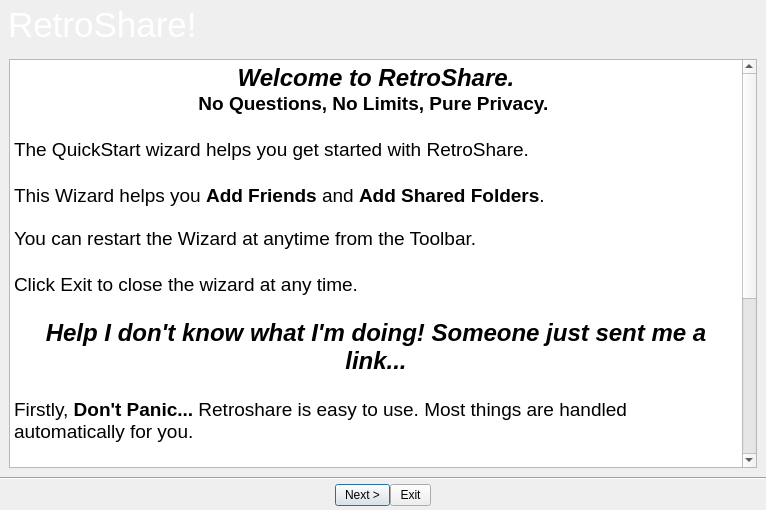
RetroShare/RetroShare, file retroshare-gui/src/gui/QuickStartWizard2.ui: the form before one commit.
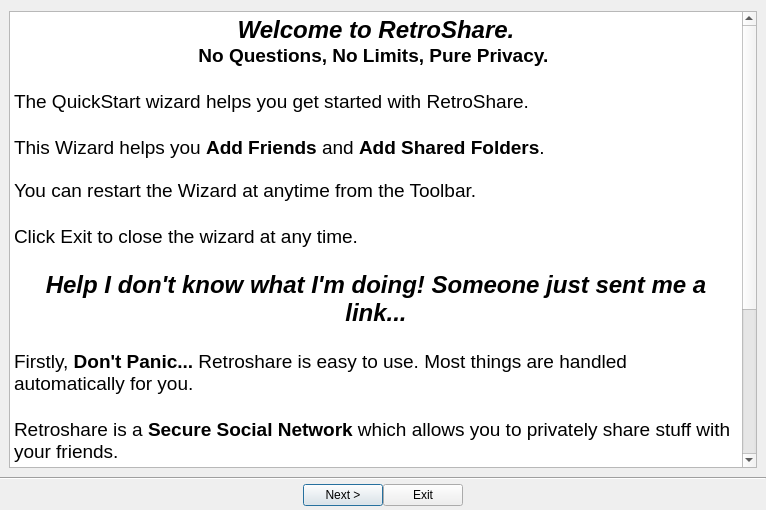
The form after the commit. The open tabs and pages were chosen to show the change. Icons and pictures are not drawn. Custom widgets are drawn as their Qt base class.

Diff of the .ui file:
```diff
--- a/retroshare-gui/src/gui/QuickStartWizard2.ui
+++ b/retroshare-gui/src/gui/QuickStartWizard2.ui
@@ -32,43 +32,6 @@
    <iconset resource="images.qrc">
     <normaloff>:/images/rstray3.png</normaloff>:/images/rstray3.png</iconset>
   </property>
-  <property name="styleSheet">
-   <string notr="true">QComboBox QAbstractItemView { 
-background-color:white;
-}
-
-QComboBox::down-arrow {
-image: url(:/images/combobox_arrow.png);
-}
-
-QComboBox:drop-down
-{
-subcontrol-origin: padding;
-subcontrol-position: top right;
-border-left-style: none; 
-border-top-right-radius: 1px;
-border-bottom-right-radius: 1px;
-}
-
-QToolButton, QPushButton, QComboBox { 
-border-image: url(:/images/btn_26.png) 4;
-border-width: 4;
-padding: 0px 6px;
-font-size: 12px;
-}
-
-QToolButton:hover, QPushButton:hover, QComboBox:hover { 
-border-image: url(:/images/btn_26_hover.png) 4;
-}
-
-QToolButton:disabled, QPushButton:disabled, QComboBox::disabled {
-color:gray;
-}
-
-QToolButton:pressed, QPushButton:pressed{
-border-image: url(:/images/btn_26_pressed.png) 4;
-}</string>
-  </property>
   <property name="modal">
    <bool>true</bool>
   </property>
@@ -80,29 +43,7 @@
     <number>0</number>
    </property>
    <item row="0" column="0">
-    <widget class="QFrame" name="frameCommonHeader">
-     <property name="minimumSize">
-      <size>
-       <width>0</width>
-       <height>50</height>
-      </size>
-     </property>
-     <property name="maximumSize">
-      <size>
-       <width>16777215</width>
-       <height>50</height>
-      </size>
-     </property>
-     <property name="styleSheet">
-      <string notr="true">background-image: url(:/images/connect/connectFriendBanner.png);
-</string>
-     </property>
-     <property name="frameShape">
-      <enum>QFrame::NoFrame</enum>
-     </property>
-     <property name="frameShadow">
-      <enum>QFrame::Raised</enum>
-     </property>
+    <widget class="HeaderFrame" name="headerFrame">
      <layout class="QGridLayout" name="gridLayout_23">
       <property name="margin">
        <number>1</number>
@@ -110,60 +51,15 @@
       <property name="spacing">
        <number>0</number>
       </property>
-      <item row="0" column="0">
-       <widget class="QLabel" name="labelCommonHeader">
-        <property name="maximumSize">
-         <size>
-          <width>48</width>
-          <height>48</height>
-         </size>
-        </property>
-        <property name="styleSheet">
-         <string notr="true">background-color: transparent;</string>
-        </property>
-        <property name="pixmap">
-         <pixmap resource="images.qrc">:/images/rs_wizard.png</pixmap>
-        </property>
-        <property name="scaledContents">
-         <bool>true</bool>
-        </property>
-       </widget>
-      </item>
-      <item row="0" column="1">
-       <widget class="QLabel" name="label">
-        <property name="sizePolicy">
-         <sizepolicy hsizetype="MinimumExpanding" vsizetype="Preferred">
-          <horstretch>0</horstretch>
-          <verstretch>0</verstretch>
-         </sizepolicy>
-        </property>
-        <property name="styleSheet">
-         <string notr="true">color: rgb(255, 255, 255);</string>
-        </property>
-        <property name="text">
-         <string>&lt;!DOCTYPE HTML PUBLIC &quot;-//W3C//DTD HTML 4.0//EN&quot; &quot;http://www.w3.org/TR/REC-html40/strict.dtd&quot;&gt;
-&lt;html&gt;&lt;head&gt;&lt;meta name=&quot;qrichtext&quot; content=&quot;1&quot; /&gt;&lt;style type=&quot;text/css&quot;&gt;
-p, li { white-space: pre-wrap; }
-&lt;/style&gt;&lt;/head&gt;&lt;body style=&quot; font-family:'MS Shell Dlg 2'; font-size:8.25pt; font-weight:400; font-style:normal;&quot;&gt;
-&lt;p style=&quot; margin-top:0px; margin-bottom:0px; margin-left:0px; margin-right:0px; -qt-block-indent:0; text-indent:0px;&quot;&gt;&lt;span style=&quot; font-size:26pt;&quot;&gt;RetroShare!&lt;/span&gt;&lt;/p&gt;&lt;/body&gt;&lt;/html&gt;</string>
-        </property>
-       </widget>
-      </item>
      </layout>
     </widget>
    </item>
    <item row="1" column="0">
     <widget class="QStackedWidget" name="pagesWizard">
-     <property name="styleSheet">
-      <string notr="true"/>
-     </property>
      <property name="currentIndex">
       <number>1</number>
      </property>
      <widget class="QWidget" name="pageWelcome">
-      <property name="styleSheet">
-       <string notr="true"/>
-      </property>
       <layout class="QGridLayout" name="gridLayout_2">
        <property name="margin">
         <number>0</number>
@@ -252,32 +148,32 @@
              <string>&lt;!DOCTYPE HTML PUBLIC &quot;-//W3C//DTD HTML 4.0//EN&quot; &quot;http://www.w3.org/TR/REC-html40/strict.dtd&quot;&gt;
 &lt;html&gt;&lt;head&gt;&lt;meta name=&quot;qrichtext&quot; content=&quot;1&quot; /&gt;&lt;style type=&quot;text/css&quot;&gt;
 p, li { white-space: pre-wrap; }
-&lt;/style&gt;&lt;/head&gt;&lt;body style=&quot; font-family:'Lucida Grande'; font-size:13pt; font-weight:400; font-style:normal;&quot;&gt;
-&lt;p align=&quot;center&quot; style=&quot; margin-top:0px; margin-bottom:0px; margin-left:0px; margin-right:0px; -qt-block-indent:0; text-indent:0px;&quot;&gt;&lt;span style=&quot; font-family:'MS Shell Dlg 2'; font-size:18pt; font-weight:600; font-style:italic;&quot;&gt;Welcome to RetroShare.&lt;/span&gt;&lt;/p&gt;
-&lt;p align=&quot;center&quot; style=&quot; margin-top:0px; margin-bottom:0px; margin-left:0px; margin-right:0px; -qt-block-indent:0; text-indent:0px;&quot;&gt;&lt;span style=&quot; font-family:'MS Shell Dlg 2'; font-size:14pt; font-weight:600;&quot;&gt;No Questions, No Limits, Pure Privacy. &lt;/span&gt;&lt;/p&gt;
-&lt;p style=&quot;-qt-paragraph-type:empty; margin-top:0px; margin-bottom:0px; margin-left:0px; margin-right:0px; -qt-block-indent:0; text-indent:0px; font-family:'MS Shell Dlg 2'; font-size:14pt;&quot;&gt;&lt;/p&gt;
-&lt;p style=&quot; margin-top:0px; margin-bottom:0px; margin-left:0px; margin-right:0px; -qt-block-indent:0; text-indent:0px;&quot;&gt;&lt;span style=&quot; font-family:'MS Shell Dlg 2'; font-size:14pt;&quot;&gt;The QuickStart wizard helps you get started with RetroShare.&lt;/span&gt;&lt;/p&gt;
-&lt;p style=&quot;-qt-paragraph-type:empty; margin-top:0px; margin-bottom:0px; margin-left:0px; margin-right:0px; -qt-block-indent:0; text-indent:0px; font-family:'MS Shell Dlg 2'; font-size:14pt;&quot;&gt;&lt;/p&gt;
-&lt;p style=&quot; margin-top:0px; margin-bottom:0px; margin-left:0px; margin-right:0px; -qt-block-indent:0; text-indent:0px;&quot;&gt;&lt;span style=&quot; font-family:'MS Shell Dlg 2'; font-size:14pt;&quot;&gt;This Wizard helps you &lt;/span&gt;&lt;span style=&quot; font-family:'MS Shell Dlg 2'; font-size:14pt; font-weight:600;&quot;&gt;Add Friends&lt;/span&gt;&lt;span style=&quot; font-family:'MS Shell Dlg 2'; font-size:14pt;&quot;&gt; and &lt;/span&gt;&lt;span style=&quot; font-family:'MS Shell Dlg 2'; font-size:14pt; font-weight:600;&quot;&gt;Add Shared Folders&lt;/span&gt;&lt;span style=&quot; font-family:'MS Shell Dlg 2'; font-size:14pt;&quot;&gt;.&lt;/span&gt;&lt;/p&gt;
-&lt;p style=&quot;-qt-paragraph-type:empty; margin-top:0px; margin-bottom:0px; margin-left:0px; margin-right:0px; -qt-block-indent:0; text-indent:0px;&quot;&gt;&lt;/p&gt;
-&lt;p style=&quot; margin-top:0px; margin-bottom:0px; margin-left:0px; margin-right:0px; -qt-block-indent:0; text-indent:0px;&quot;&gt;&lt;span style=&quot; font-family:'MS Shell Dlg 2'; font-size:14pt;&quot;&gt;You can restart the Wizard at anytime from the Toolbar.&lt;/span&gt;&lt;/p&gt;
-&lt;p style=&quot;-qt-paragraph-type:empty; margin-top:0px; margin-bottom:0px; margin-left:0px; margin-right:0px; -qt-block-indent:0; text-indent:0px; font-family:'MS Shell Dlg 2'; font-size:14pt;&quot;&gt;&lt;/p&gt;
-&lt;p style=&quot; margin-top:0px; margin-bottom:0px; margin-left:0px; margin-right:0px; -qt-block-indent:0; text-indent:0px;&quot;&gt;&lt;span style=&quot; font-family:'MS Shell Dlg 2'; font-size:14pt;&quot;&gt;Click Exit to close the wizard at any time.&lt;/span&gt;&lt;/p&gt;
-&lt;p style=&quot;-qt-paragraph-type:empty; margin-top:0px; margin-bottom:0px; margin-left:0px; margin-right:0px; -qt-block-indent:0; text-indent:0px; font-family:'MS Shell Dlg 2'; font-size:14pt;&quot;&gt;&lt;/p&gt;
-&lt;p align=&quot;center&quot; style=&quot; margin-top:0px; margin-bottom:0px; margin-left:0px; margin-right:0px; -qt-block-indent:0; text-indent:0px;&quot;&gt;&lt;span style=&quot; font-family:'MS Shell Dlg 2'; font-size:18pt; font-weight:600; font-style:italic;&quot;&gt;Help I don't know what I'm doing! Someone just sent me a link...&lt;/span&gt;&lt;/p&gt;
-&lt;p style=&quot;-qt-paragraph-type:empty; margin-top:0px; margin-bottom:0px; margin-left:0px; margin-right:0px; -qt-block-indent:0; text-indent:0px; font-family:'MS Shell Dlg 2'; font-size:14pt;&quot;&gt;&lt;/p&gt;
-&lt;p style=&quot; margin-top:0px; margin-bottom:0px; margin-left:0px; margin-right:0px; -qt-block-indent:0; text-indent:0px;&quot;&gt;&lt;span style=&quot; font-family:'MS Shell Dlg 2'; font-size:14pt;&quot;&gt;Firstly, &lt;/span&gt;&lt;span style=&quot; font-family:'MS Shell Dlg 2'; font-size:14pt; font-weight:600;&quot;&gt;Don't Panic... &lt;/span&gt;&lt;span style=&quot; font-family:'MS Shell Dlg 2'; font-size:14pt;&quot;&gt;Retroshare is easy to use. Most things are handled automatically for you.&lt;/span&gt;&lt;/p&gt;
-&lt;p style=&quot;-qt-paragraph-type:empty; margin-top:0px; margin-bottom:0px; margin-left:0px; margin-right:0px; -qt-block-indent:0; text-indent:0px; font-family:'MS Shell Dlg 2'; font-size:14pt;&quot;&gt;&lt;/p&gt;
-&lt;p style=&quot; margin-top:0px; margin-bottom:0px; margin-left:0px; margin-right:0px; -qt-block-indent:0; text-indent:0px;&quot;&gt;&lt;span style=&quot; font-family:'MS Shell Dlg 2'; font-size:14pt;&quot;&gt;Retroshare is a &lt;/span&gt;&lt;span style=&quot; font-family:'MS Shell Dlg 2'; font-size:14pt; font-weight:600;&quot;&gt;Secure Social Network&lt;/span&gt;&lt;span style=&quot; font-family:'MS Shell Dlg 2'; font-size:14pt;&quot;&gt; which allows you to privately share stuff with your friends. &lt;/span&gt;&lt;/p&gt;
-&lt;p align=&quot;center&quot; style=&quot;-qt-paragraph-type:empty; margin-top:0px; margin-bottom:0px; margin-left:0px; margin-right:0px; -qt-block-indent:0; text-indent:0px; font-family:'MS Shell Dlg 2'; font-size:14pt;&quot;&gt;&lt;/p&gt;
-&lt;p style=&quot; margin-top:0px; margin-bottom:0px; margin-left:0px; margin-right:0px; -qt-block-indent:0; text-indent:0px;&quot;&gt;&lt;span style=&quot; font-family:'MS Shell Dlg 2'; font-size:14pt;&quot;&gt;Follow the Instructions on each page of this wizard to setup Retroshare. (Click the &amp;quot;Next&amp;quot; Button!)&lt;/span&gt;&lt;/p&gt;
-&lt;p style=&quot;-qt-paragraph-type:empty; margin-top:0px; margin-bottom:0px; margin-left:0px; margin-right:0px; -qt-block-indent:0; text-indent:0px; font-family:'MS Shell Dlg 2'; font-size:14pt;&quot;&gt;&lt;/p&gt;
-&lt;p style=&quot;-qt-paragraph-type:empty; margin-top:0px; margin-bottom:0px; margin-left:0px; margin-right:0px; -qt-block-indent:0; text-indent:0px; font-family:'MS Shell Dlg 2'; font-size:14pt;&quot;&gt;&lt;/p&gt;
-&lt;p align=&quot;center&quot; style=&quot; margin-top:0px; margin-bottom:0px; margin-left:0px; margin-right:0px; -qt-block-indent:0; text-indent:0px;&quot;&gt;&lt;span style=&quot; font-family:'MS Shell Dlg 2'; font-size:18pt; font-weight:600; font-style:italic;&quot;&gt;Retroshare References&lt;/span&gt;&lt;/p&gt;
-&lt;p align=&quot;center&quot; style=&quot;-qt-paragraph-type:empty; margin-top:0px; margin-bottom:0px; margin-left:0px; margin-right:0px; -qt-block-indent:0; text-indent:0px; font-family:'MS Shell Dlg 2'; font-size:14pt; font-style:italic;&quot;&gt;&lt;/p&gt;
-&lt;p style=&quot; margin-top:0px; margin-bottom:0px; margin-left:0px; margin-right:0px; -qt-block-indent:0; text-indent:0px;&quot;&gt;&lt;span style=&quot; font-family:'MS Shell Dlg 2'; font-size:14pt;&quot;&gt;You will find more information about Retroshare on the Following Webpages:&lt;/span&gt;&lt;/p&gt;
-&lt;p style=&quot;-qt-paragraph-type:empty; margin-top:0px; margin-bottom:0px; margin-left:0px; margin-right:0px; -qt-block-indent:0; text-indent:0px; font-family:'MS Shell Dlg 2'; font-size:14pt;&quot;&gt;&lt;/p&gt;
-&lt;p align=&quot;center&quot; style=&quot; margin-top:0px; margin-bottom:0px; margin-left:0px; margin-right:0px; -qt-block-indent:0; text-indent:0px;&quot;&gt;&lt;a href=&quot;http://www.retroshare.org&quot;&gt;&lt;span style=&quot; text-decoration: underline; color:#0000ff;&quot;&gt;Retroshare Offical Website&lt;/span&gt;&lt;/a&gt;&lt;/p&gt;&lt;/body&gt;&lt;/html&gt;</string>
+&lt;/style&gt;&lt;/head&gt;&lt;body style=&quot; font-family:'MS Shell Dlg 2'; font-size:8.25pt; font-weight:400; font-style:normal;&quot;&gt;
+&lt;p align=&quot;center&quot; style=&quot; margin-top:0px; margin-bottom:0px; margin-left:0px; margin-right:0px; -qt-block-indent:0; text-indent:0px;&quot;&gt;&lt;span style=&quot; font-size:18pt; font-weight:600; font-style:italic;&quot;&gt;Welcome to RetroShare.&lt;/span&gt;&lt;/p&gt;
+&lt;p align=&quot;center&quot; style=&quot; margin-top:0px; margin-bottom:0px; margin-left:0px; margin-right:0px; -qt-block-indent:0; text-indent:0px;&quot;&gt;&lt;span style=&quot; font-size:14pt; font-weight:600;&quot;&gt;No Questions, No Limits, Pure Privacy. &lt;/span&gt;&lt;/p&gt;
+&lt;p style=&quot;-qt-paragraph-type:empty; margin-top:0px; margin-bottom:0px; margin-left:0px; margin-right:0px; -qt-block-indent:0; text-indent:0px; font-size:14pt;&quot;&gt;&lt;/p&gt;
+&lt;p style=&quot; margin-top:0px; margin-bottom:0px; margin-left:0px; margin-right:0px; -qt-block-indent:0; text-indent:0px;&quot;&gt;&lt;span style=&quot; font-size:14pt;&quot;&gt;The QuickStart wizard helps you get started with RetroShare.&lt;/span&gt;&lt;/p&gt;
+&lt;p style=&quot;-qt-paragraph-type:empty; margin-top:0px; margin-bottom:0px; margin-left:0px; margin-right:0px; -qt-block-indent:0; text-indent:0px; font-size:14pt;&quot;&gt;&lt;/p&gt;
+&lt;p style=&quot; margin-top:0px; margin-bottom:0px; margin-left:0px; margin-right:0px; -qt-block-indent:0; text-indent:0px;&quot;&gt;&lt;span style=&quot; font-size:14pt;&quot;&gt;This Wizard helps you &lt;/span&gt;&lt;span style=&quot; font-size:14pt; font-weight:600;&quot;&gt;Add Friends&lt;/span&gt;&lt;span style=&quot; font-size:14pt;&quot;&gt; and &lt;/span&gt;&lt;span style=&quot; font-size:14pt; font-weight:600;&quot;&gt;Add Shared Folders&lt;/span&gt;&lt;span style=&quot; font-size:14pt;&quot;&gt;.&lt;/span&gt;&lt;/p&gt;
+&lt;p style=&quot;-qt-paragraph-type:empty; margin-top:0px; margin-bottom:0px; margin-left:0px; margin-right:0px; -qt-block-indent:0; text-indent:0px; font-family:'Lucida Grande'; font-size:13pt;&quot;&gt;&lt;/p&gt;
+&lt;p style=&quot; margin-top:0px; margin-bottom:0px; margin-left:0px; margin-right:0px; -qt-block-indent:0; text-indent:0px;&quot;&gt;&lt;span style=&quot; font-size:14pt;&quot;&gt;You can restart the Wizard at anytime from the Toolbar.&lt;/span&gt;&lt;/p&gt;
+&lt;p style=&quot;-qt-paragraph-type:empty; margin-top:0px; margin-bottom:0px; margin-left:0px; margin-right:0px; -qt-block-indent:0; text-indent:0px; font-size:14pt;&quot;&gt;&lt;/p&gt;
+&lt;p style=&quot; margin-top:0px; margin-bottom:0px; margin-left:0px; margin-right:0px; -qt-block-indent:0; text-indent:0px;&quot;&gt;&lt;span style=&quot; font-size:14pt;&quot;&gt;Click Exit to close the wizard at any time.&lt;/span&gt;&lt;/p&gt;
+&lt;p style=&quot;-qt-paragraph-type:empty; margin-top:0px; margin-bottom:0px; margin-left:0px; margin-right:0px; -qt-block-indent:0; text-indent:0px; font-size:14pt;&quot;&gt;&lt;/p&gt;
+&lt;p align=&quot;center&quot; style=&quot; margin-top:0px; margin-bottom:0px; margin-left:0px; margin-right:0px; -qt-block-indent:0; text-indent:0px;&quot;&gt;&lt;span style=&quot; font-size:18pt; font-weight:600; font-style:italic;&quot;&gt;Help I don't know what I'm doing! Someone just sent me a link...&lt;/span&gt;&lt;/p&gt;
+&lt;p style=&quot;-qt-paragraph-type:empty; margin-top:0px; margin-bottom:0px; margin-left:0px; margin-right:0px; -qt-block-indent:0; text-indent:0px; font-size:14pt;&quot;&gt;&lt;/p&gt;
+&lt;p style=&quot; margin-top:0px; margin-bottom:0px; margin-left:0px; margin-right:0px; -qt-block-indent:0; text-indent:0px;&quot;&gt;&lt;span style=&quot; font-size:14pt;&quot;&gt;Firstly, &lt;/span&gt;&lt;span style=&quot; font-size:14pt; font-weight:600;&quot;&gt;Don't Panic... &lt;/span&gt;&lt;span style=&quot; font-size:14pt;&quot;&gt;Retroshare is easy to use. Most things are handled automatically for you.&lt;/span&gt;&lt;/p&gt;
+&lt;p style=&quot;-qt-paragraph-type:empty; margin-top:0px; margin-bottom:0px; margin-left:0px; margin-right:0px; -qt-block-indent:0; text-indent:0px; font-size:14pt;&quot;&gt;&lt;/p&gt;
+&lt;p style=&quot; margin-top:0px; margin-bottom:0px; margin-left:0px; margin-right:0px; -qt-block-indent:0; text-indent:0px;&quot;&gt;&lt;span style=&quot; font-size:14pt;&quot;&gt;Retroshare is a &lt;/span&gt;&lt;span style=&quot; font-size:14pt; font-weight:600;&quot;&gt;Secure Social Network&lt;/span&gt;&lt;span style=&quot; font-size:14pt;&quot;&gt; which allows you to privately share stuff with your friends. &lt;/span&gt;&lt;/p&gt;
+&lt;p align=&quot;center&quot; style=&quot;-qt-paragraph-type:empty; margin-top:0px; margin-bottom:0px; margin-left:0px; margin-right:0px; -qt-block-indent:0; text-indent:0px; font-size:14pt;&quot;&gt;&lt;/p&gt;
+&lt;p style=&quot; margin-top:0px; margin-bottom:0px; margin-left:0px; margin-right:0px; -qt-block-indent:0; text-indent:0px;&quot;&gt;&lt;span style=&quot; font-size:14pt;&quot;&gt;Follow the Instructions on each page of this wizard to setup Retroshare. (Click the &amp;quot;Next&amp;quot; Button!)&lt;/span&gt;&lt;/p&gt;
+&lt;p style=&quot;-qt-paragraph-type:empty; margin-top:0px; margin-bottom:0px; margin-left:0px; margin-right:0px; -qt-block-indent:0; text-indent:0px; font-size:14pt;&quot;&gt;&lt;/p&gt;
+&lt;p style=&quot;-qt-paragraph-type:empty; margin-top:0px; margin-bottom:0px; margin-left:0px; margin-right:0px; -qt-block-indent:0; text-indent:0px; font-size:14pt;&quot;&gt;&lt;/p&gt;
+&lt;p align=&quot;center&quot; style=&quot; margin-top:0px; margin-bottom:0px; margin-left:0px; margin-right:0px; -qt-block-indent:0; text-indent:0px;&quot;&gt;&lt;span style=&quot; font-size:18pt; font-weight:600; font-style:italic;&quot;&gt;Retroshare References&lt;/span&gt;&lt;/p&gt;
+&lt;p align=&quot;center&quot; style=&quot;-qt-paragraph-type:empty; margin-top:0px; margin-bottom:0px; margin-left:0px; margin-right:0px; -qt-block-indent:0; text-indent:0px; font-size:14pt; font-style:italic;&quot;&gt;&lt;/p&gt;
+&lt;p style=&quot; margin-top:0px; margin-bottom:0px; margin-left:0px; margin-right:0px; -qt-block-indent:0; text-indent:0px;&quot;&gt;&lt;span style=&quot; font-size:14pt;&quot;&gt;You will find more information about Retroshare on the Following Webpages:&lt;/span&gt;&lt;/p&gt;
+&lt;p style=&quot;-qt-paragraph-type:empty; margin-top:0px; margin-bottom:0px; margin-left:0px; margin-right:0px; -qt-block-indent:0; text-indent:0px; font-size:14pt;&quot;&gt;&lt;/p&gt;
+&lt;p align=&quot;center&quot; style=&quot; margin-top:0px; margin-bottom:0px; margin-left:0px; margin-right:0px; -qt-block-indent:0; text-indent:0px;&quot;&gt;&lt;a href=&quot;http://www.retroshare.org&quot;&gt;&lt;span style=&quot; font-family:'Lucida Grande'; font-size:13pt; text-decoration: underline; color:#0000ff;&quot;&gt;Retroshare Offical Website&lt;/span&gt;&lt;/a&gt;&lt;/p&gt;&lt;/body&gt;&lt;/html&gt;</string>
             </property>
            </widget>
           </item>
@@ -788,6 +684,14 @@
    </item>
   </layout>
  </widget>
+ <customwidgets>
+  <customwidget>
+   <class>HeaderFrame</class>
+   <extends>QFrame</extends>
+   <header>gui/common/HeaderFrame.h</header>
+   <container>1</container>
+  </customwidget>
+ </customwidgets>
  <resources>
   <include location="images.qrc"/>
  </resources>
```
Left out of the diff: 127 changed lines with no effect on the pictures.
